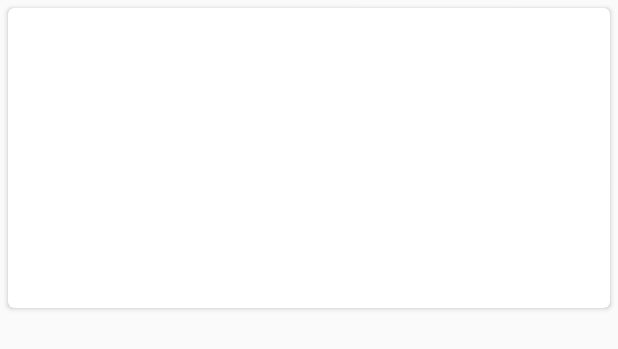
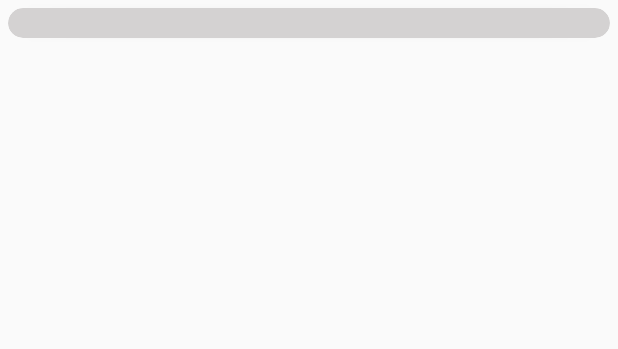
Before and after one commit to ArtiomCX75/WeatherForecast, an Android app: the layout card_city_in_list.xml on its own in the app's theme, with its tools: preview values and no code run, on a phone screen of 412 x 824 dp. Shown: the top 349 px of the screen. Run offline under Robolectric (Android 15) with nearby library versions, the phone set to English and light mode, and no system bars.

Commit message:
RecyclerView, CardView
added RecyclerView
added CardView

```diff
--- a/app/src/main/res/layout/activity_main_container.xml
+++ b/app/src/main/res/layout/activity_main_container.xml
@@ -9,9 +9,7 @@
         android:layout_width="wrap_content"
         android:layout_height="wrap_content"
         android:text="hello"/>
-
     <fragment
-
         android:layout_width="match_parent"
         android:layout_height="wrap_content"
         android:name="com.faa1192.weatherforecast.CitiesListFragment"
--- a/app/src/main/res/layout/activity_pref_container.xml
+++ b/app/src/main/res/layout/activity_pref_container.xml
@@ -10,10 +10,13 @@
         android:layout_height="wrap_content"
         android:id="@+id/add_city_button" />
 
+
+
+
     <fragment
         android:layout_width="match_parent"
         android:layout_height="wrap_content"
-        android:name="com.faa1192.weatherforecast.PrefCitiesListFragment"
+        class = "com.faa1192.weatherforecast.PrefCitiesListFragment"
         android:id="@+id/fragment_pref"
         tools:layout="@layout/fragment_cities_list"
         android:layout_gravity="center" />
--- a/app/src/main/res/layout/card_city_in_list.xml
+++ b/app/src/main/res/layout/card_city_in_list.xml
@@ -10,11 +10,12 @@
 
     android:layout_width="match_parent"
 
-    android:layout_height="200dp"
+    android:layout_height="20dp"
 
     android:layout_margin="5dp"
 
-    card_view:cardCornerRadius="4dp">
+    card_view:cardCornerRadius="24dp"
+    card_view:cardBackgroundColor="#d4d2d2">
 
     <LinearLayout
 
@@ -24,19 +25,9 @@
 
         android:orientation="vertical">
 
-        <ImageView android:id="@+id/info_image"
-
-            android:layout_height="0dp"
-
-            android:layout_width="match_parent"
-
-            android:layout_weight="1.0"
-
-            android:scaleType="centerCrop"/>
-
         <TextView
 
-            android:id="@+id/info_text"
+            android:id="@+id/city_info_text"
 
             android:layout_marginLeft="5dp"
 
@@ -44,7 +35,8 @@
 
             android:layout_height="wrap_content"
 
-            android:layout_width="match_parent"/>
+            android:layout_width="match_parent"
+            android:textSize="16sp" />
 
     </LinearLayout>
 
--- a/build.gradle
+++ b/build.gradle
@@ -5,7 +5,7 @@ buildscript {
         jcenter()
     }
     dependencies {
-        classpath 'com.android.tools.build:gradle:2.2.0-alpha4'
+        classpath 'com.android.tools.build:gradle:2.2.0-alpha5'
 
         // NOTE: Do not place your application dependencies here; they belong
         // in the individual module build.gradle files
```
Also changed, not shown: app/build.gradle (+8 -0 lines), app/src/main/java/com/faa1192/weatherforecast/CityWeatherAdapter.java (added, +53 -0 lines), app/src/main/java/com/faa1192/weatherforecast/PrefCitiesListFragment.java (+16 -24 lines), app/src/main/java/com/faa1192/weatherforecast/PrefCursorCity.java (+14 -0 lines), app/src/main/res/layout/recycle_pref_cities.xml (added, +8 -0 lines), gradle.properties (+5 -2 lines).
